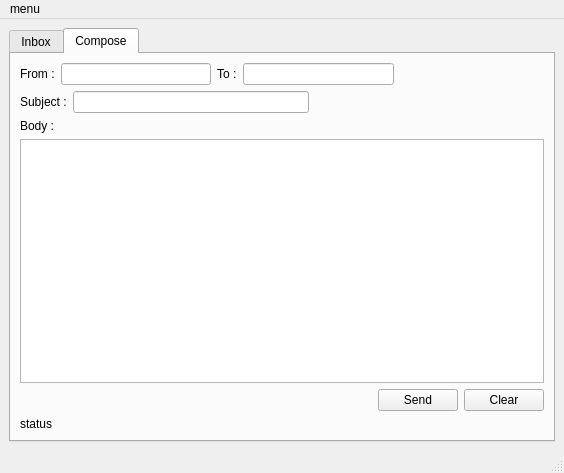
ghobadimhd/email-client, file mainWindow.ui: the form before one commit.
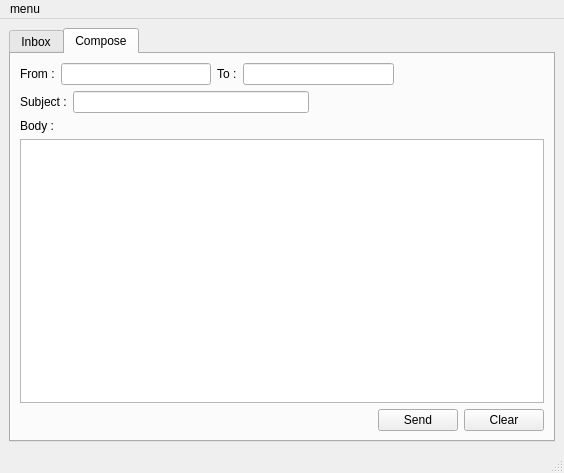
The form after the commit. The open tabs and pages were chosen to show the change.

Commit message: status label removed from form

What changed in the file:
```diff
--- a/mainWindow.ui
+++ b/mainWindow.ui
@@ -278,15 +278,7 @@
          </layout>
         </item>
         <item>
-         <layout class="QVBoxLayout" name="verticalLayout_3">
-          <item>
-           <widget class="QLabel" name="compose_status_label">
-            <property name="text">
-             <string>status</string>
-            </property>
-           </widget>
-          </item>
-         </layout>
+         <layout class="QVBoxLayout" name="verticalLayout_3"/>
         </item>
        </layout>
       </widget>
```
Left out of the diff: 4 changed lines with no effect on the pictures. The commit also changes 1 other file.
